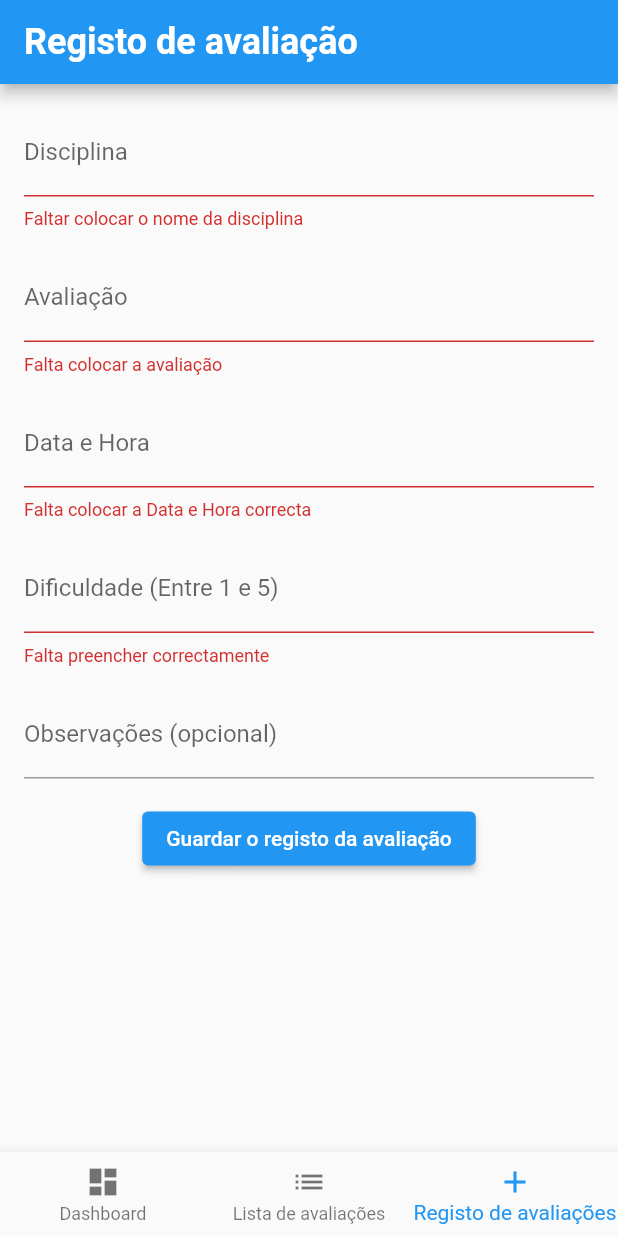
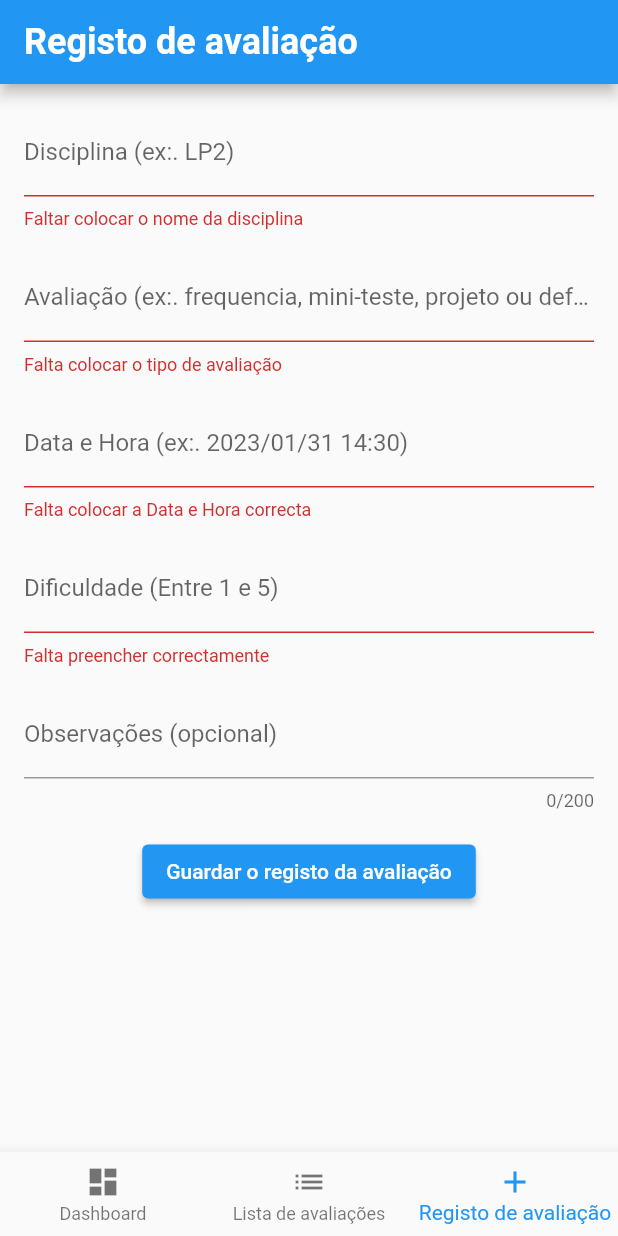
Before and after one commit to a22003420/iquechumbei_app, a Flutter app: the screen it shows after launch, item 3 of the bottom bar chosen, after a tap on "Guardar o registo da avaliação", on a phone screen of 412 x 824 dp. Run offline on Flutter 3.47's test engine with Material 2 defaults, Android fonts, the phone set to English and light mode, and no system bars; our stand-ins replace shared_preferences.

Commit message:
Commit_01

```diff
--- a/lib/main.dart
+++ b/lib/main.dart
@@ -8,15 +8,10 @@ void main() {
   runApp(HomeScreen());
 }
 
-
 class HomeScreen extends StatefulWidget {
   @override
   _HomeScreenState createState() => _HomeScreenState();
 }
-
-
-
-
 
 class _HomeScreenState extends State<HomeScreen> {
   int _selectedIndex = 0;
@@ -45,7 +40,7 @@ class _HomeScreenState extends State<HomeScreen> {
             ),
             BottomNavigationBarItem(
               icon: Icon(Icons.add),
-              label: 'Registo de avaliações',
+              label: 'Registo de avaliação',
             ),
           ],
         ),
--- a/lib/registo.dart
+++ b/lib/registo.dart
@@ -12,7 +12,7 @@ class _RegistoState extends State<Registo> {
   final _formKey = GlobalKey<FormState>();
   final _disciplinaController = TextEditingController();
   final _avaliacaoController = TextEditingController();
-    final _dataHoraController = TextEditingController();
+  final _dataHoraController = TextEditingController();
   final _dificuldadeController = TextEditingController();
   final _observacoesController = TextEditingController();
 
@@ -38,8 +38,8 @@ class _RegistoState extends State<Registo> {
     }
 
     // Guarda a disciplina e seus valores nas SharedPreferences
-    await preferences.setStringList(disciplina, [avaliacao, dataHora, dificuldade, observacoes]);
-
+    await preferences.setStringList(
+        disciplina, [avaliacao, dataHora, dificuldade, observacoes]);
 
     // Limpar os campos
     _disciplinaController.clear();
@@ -51,7 +51,7 @@ class _RegistoState extends State<Registo> {
 
     ScaffoldMessenger.of(context).showSnackBar(
       SnackBar(
-        content: Text('Guardado com sucesso'),
+        content: Text('A avaliação foi registada com sucesso.'),
       ),
     );
 
@@ -59,14 +59,11 @@ class _RegistoState extends State<Registo> {
     _recuperarRegistos();
   }
 
-
   Future<void> _recuperarRegistos() async {
     final preferences = await SharedPreferences.getInstance();
     final keys = preferences.getKeys();
 
-
     final registos = keys.map((key) {
-
       final value = preferences.get(key);
       final values = value as List<String>;
       print(values);
@@ -75,25 +72,19 @@ class _RegistoState extends State<Registo> {
       final dificuldade = values.length > 2 ? values[2] : '';
       final observacoes = values.length > 3 ? values[3] : '';
 
-
       return Map<String, dynamic>.from({
         'disciplina': key,
         'avaliacao': avaliacao,
         'dataHora': dataHora,
         'dificuldade': dificuldade,
         'observacoes': observacoes,
-
       });
-
     }).toList();
 
     setState(() {
       _registos = registos;
     });
-
   }
-
-
 
   @override
   Widget build(BuildContext context) {
@@ -101,19 +92,12 @@ class _RegistoState extends State<Registo> {
       body: ListView(
         children: [
           AppBar(
-            title: Text('Registo de avaliação',
+            title: Text(
+              'Registo de avaliação',
               style: TextStyle(
-
                 fontSize: 24.0, // tamanho da fonte em pontos
                 fontWeight: FontWeight.bold, // negrito
-
-
-
               ),
-
-
-
-
             ),
             backgroundColor: Colors.blue,
           ),
@@ -126,7 +110,7 @@ class _RegistoState extends State<Registo> {
                   TextFormField(
                     controller: _disciplinaController,
                     decoration: InputDecoration(
-                      labelText: 'Disciplina',
+                      labelText: 'Disciplina (ex:. LP2)',
                     ),
                     validator: (value) {
                       if (value!.isEmpty) {
@@ -139,16 +123,22 @@ class _RegistoState extends State<Registo> {
                   TextFormField(
                     controller: _avaliacaoController,
                     decoration: InputDecoration(
-                      labelText: 'Avaliação',
+                      labelText:
+                          'Avaliação (ex:. frequencia, mini-teste, projeto ou defesa)',
                     ),
                     keyboardType: TextInputType.text,
                     validator: (value) {
                       if (value!.isEmpty) {
-                        return 'Falta colocar a avaliação';
+                        return 'Falta colocar o tipo de avaliação';
                       }
-                      List<String> tiposAvaliacao = ['frequência', 'mini-teste', 'projeto', 'defesa'];
+                      List<String> tiposAvaliacao = [
+                        'frequencia',
+                        'mini-teste',
+                        'projeto',
+                        'defesa'
+                      ];
                       if (!tiposAvaliacao.contains(value.toLowerCase())) {
-                        return 'Tipo de avaliação inválido. Por favor seleccione apenas: frequência, mini-teste, projeto ou defesa';
+                        return 'Tipo de avaliação inválido.';
                       }
 
                       return null;
@@ -158,7 +148,7 @@ class _RegistoState extends State<Registo> {
                   TextFormField(
                     controller: _dataHoraController,
                     decoration: InputDecoration(
-                      labelText: 'Data e Hora',
+                      labelText: 'Data e Hora (ex:. 2023/01/31 14:30)',
                     ),
                     onTap: () async {
                       DateTime? pickedDate = await showDatePicker(
@@ -180,7 +170,8 @@ class _RegistoState extends State<Registo> {
                             pickedTime.hour,
                             pickedTime.minute,
                           );
-                          String formattedDate = "${pickedDateTime.day}/${pickedDateTime.month}/${pickedDateTime.year} ${pickedDateTime.hour}:${pickedDateTime.minute}";
+                          String formattedDate =
+                              "${pickedDateTime.year}/${pickedDateTime.month}/${pickedDateTime.day} ${pickedDateTime.hour}:${pickedDateTime.minute}";
                           _dataHoraController.text = formattedDate;
                         }
                       }
@@ -192,7 +183,6 @@ class _RegistoState extends State<Registo> {
                       return null;
                     },
                   ),
-
                   SizedBox(height: 16),
                   TextFormField(
                     controller: _dificuldadeController,
@@ -204,7 +194,7 @@ class _RegistoState extends State<Registo> {
                       if (value!.isEmpty) {
                         return 'Falta preencher correctamente';
                       }
-                      List<int> dificuldadeRange = [1,2,3,4,5];
+                      List<int> dificuldadeRange = [1, 2, 3, 4, 5];
 
                       if (!dificuldadeRange.contains(int.parse(value))) {
                         return 'Dificuldade inválida. Por favor, seleccione um valor entre 1 e 5';
@@ -214,13 +204,13 @@ class _RegistoState extends State<Registo> {
                     },
                   ),
                   SizedBox(height: 16),
-
                   TextFormField(
                     controller: _observacoesController,
                     decoration: InputDecoration(
                       labelText: 'Observações (opcional)',
                     ),
                     keyboardType: TextInputType.text,
+                    maxLength: 200,
                     validator: (value) {
                       // não tem código, pois é opcional
                     },
@@ -228,26 +218,17 @@ class _RegistoState extends State<Registo> {
                   SizedBox(height: 16),
                   ElevatedButton(
                     onPressed: _guardarRegisto,
-                    child: Text('Guardar o registo da avaliação'
-
-
-                    ),
+                    child: Text('Guardar o registo da avaliação'),
                     style: ElevatedButton.styleFrom(
                       backgroundColor: Colors.blue,
                     ),
-
                   ),
-
-
                 ],
               ),
             ),
           ),
         ],
       ),
-
     );
-
   }
-
 }
```
Also changed, not shown: lib/dashboard.dart (+2 -10 lines), lib/lista.dart (+3 -26 lines), lib/listadetalhes.dart (line endings or trailing spaces).
